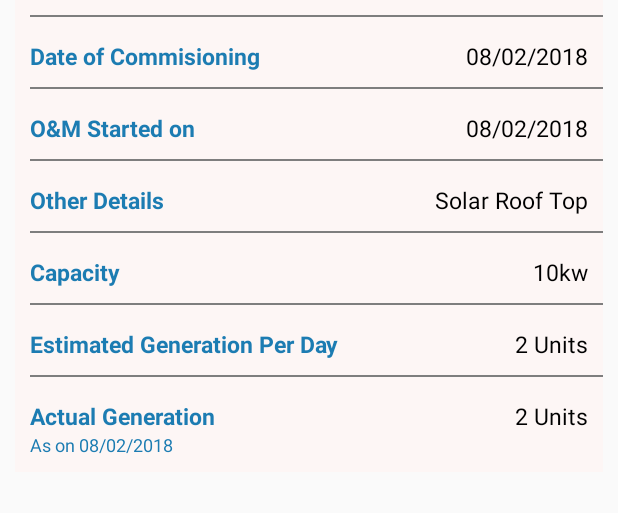
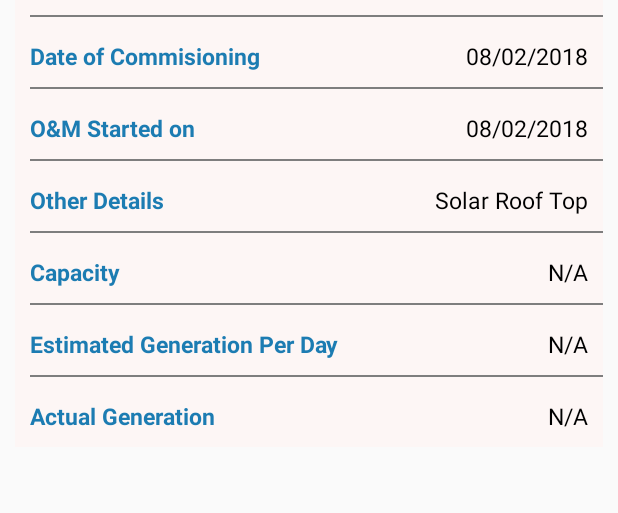
Before and after one commit to abhi4098/TestSolarProjectApp, an Android app: the BreakdownActivity screen opened directly, with no data from a screen before it, on a phone screen of 412 x 824 dp, the part 338-851 px from its top. Run offline under Robolectric (Android 15) with nearby library versions, the phone set to English and light mode, and no system bars; our stand-ins replace ButterKnife.

Commit message:
ui changes

```diff
--- a/app/src/main/AndroidManifest.xml
+++ b/app/src/main/AndroidManifest.xml
@@ -13,7 +13,7 @@
 
     <application
         android:allowBackup="true"
-        android:icon="@drawable/app_logo"
+        android:icon="@drawable/logo144"
         android:label="@string/app_name"
         android:roundIcon="@mipmap/ic_launcher_round"
         android:supportsRtl="true"
--- a/app/src/main/res/layout/activity_breakdown.xml
+++ b/app/src/main/res/layout/activity_breakdown.xml
@@ -291,7 +291,7 @@
                 android:textColor="@color/black"
                 android:lines="1"
                 android:textSize="15sp"
-                android:text="10kw"
+                android:text="N/A"
                 android:layout_gravity="center_horizontal"
                 />
 
@@ -336,7 +336,7 @@
                 android:textColor="@color/black"
                 android:lines="1"
                 android:textSize="15sp"
-                android:text="2 Units"
+                android:text="N/A"
                 android:layout_gravity="center_horizontal"
                 />
 
@@ -381,11 +381,12 @@
                 android:textColor="@color/black"
                 android:lines="1"
                 android:textSize="15sp"
-                android:text="2 Units"
+                android:text="N/A"
                 android:layout_gravity="center_horizontal"
                 />
             <TextView
                 android:id="@+id/as_on_date"
+                android:visibility="gone"
                 android:layout_width="wrap_content"
                 android:layout_height="wrap_content"
                 android:textStyle="normal"
```
Also changed, not shown: app/src/main/res/layout/fragment_profile_customer_page.xml (+4 -3 lines), app/src/main/res/drawable/logo144.png (added), app/src/main/res/drawable/logo96x96.png (added).
